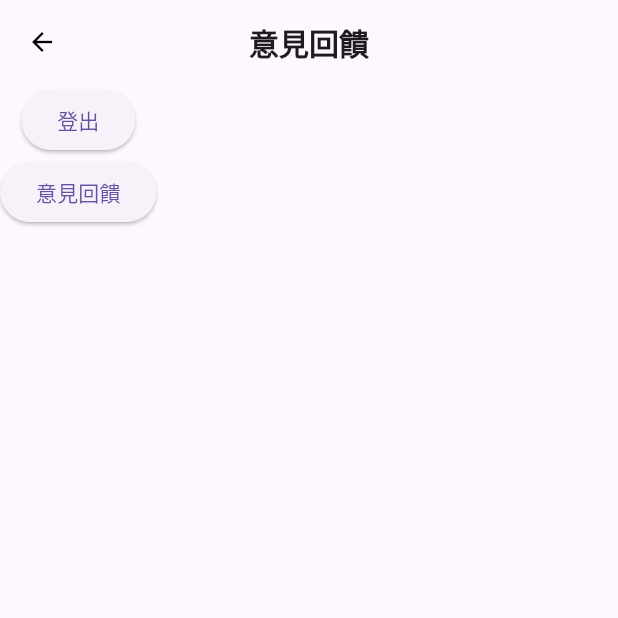
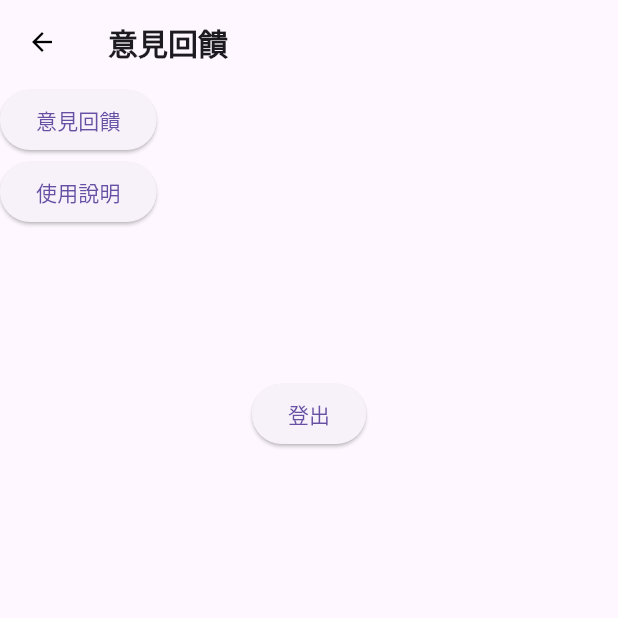
Before and after one commit to YunYunLife/Yunlife, a Flutter app: the setPage screen opened directly, on a phone screen of 412 x 824 dp, the top half of it. Run offline on Flutter 3.47's test engine with Material 3 defaults, Android fonts, the phone set to English and light mode, and no system bars; our stand-ins replace google_maps_flutter, location, permission_handler, speech_to_text, table_calendar; missing offline and left inert: flutter_polyline_points; network calls fail.

Commit message:
setpage頁面修改

```diff
--- a/yunLife/lib/Page/robot/homeRobotPage.dart
+++ b/yunLife/lib/Page/robot/homeRobotPage.dart
@@ -211,7 +211,7 @@ class _homeRobotPageState extends State<homeRobotPage> {
                       Column(
                         children: [
                           Container(
-                            height: 150,
+                            height: MediaQuery.of(context).size.height * 0.3,
                             decoration: BoxDecoration(
                               border: Border.all(color: Colors.brown),
                               borderRadius: BorderRadius.circular(8.0),
--- a/yunLife/lib/Page/set/setPage.dart
+++ b/yunLife/lib/Page/set/setPage.dart
@@ -1,4 +1,5 @@
 import 'package:flutter/material.dart';
+import 'package:flutter/widgets.dart';
 import 'package:http/http.dart' as http;
 import 'dart:convert';
 import 'package:yunLife/Page/login/loginPage.dart';
@@ -23,9 +24,10 @@ class _setPageState extends State<setPage> {
               fontWeight: FontWeight.bold,
             ),
           ),
-        centerTitle: true,
           leading: GestureDetector(
-        onTap: () {Navigator.pop(context);},
+            onTap: () {
+              Navigator.pop(context);
+            },
             child: Container(
               margin: EdgeInsets.all(10),
               width: 37,
@@ -38,23 +40,32 @@ class _setPageState extends State<setPage> {
             ),
           ),
         ),
-      body: Column(
-        children: [
+        body: Column(children: [
+          Row(mainAxisAlignment: MainAxisAlignment.start, children: [
+            ElevatedButton(
+                onPressed: () {
+                  _showInputDialog(context);
+                },
+                child: Text("意見回饋")),
+          ]),
+          Row(mainAxisAlignment: MainAxisAlignment.start, children: [
+            ElevatedButton(
+                onPressed: () {
+                  _showHowToUse(context);
+                },
+                child: Text("使用說明")),
+          ]),
+          SizedBox(
+            height: 100,
+          ),
           ElevatedButton(
             onPressed: () {
               Navigator.pop(context);
               Navigator.pop(context);
             },
             child: Text('登出'),
-          ),
-          ElevatedButton(
-              onPressed: () {
-                _showInputDialog(context);
-              },
-              child: Text("意見回饋"))
-        ],
-      ),
-    );
+          )
+        ]));
   }
 
   void _showInputDialog(BuildContext context) {
@@ -90,6 +101,18 @@ class _setPageState extends State<setPage> {
     );
   }
 
+  void _showHowToUse(BuildContext context) {
+    showDialog(
+      context: context,
+      builder: (BuildContext context) {
+        return AlertDialog(
+          title: Text("使用說明"),
+          content: Text("這是使用說明"),
+        );
+      },
+    );
+  }
+
   Future<void> _sendFeedback(String feedback) async {
     final String apiUrl = '$SERVER_IP/feedback';
 
--- a/yunLife/lib/home.dart
+++ b/yunLife/lib/home.dart
@@ -14,7 +14,7 @@ class HomePage extends StatefulWidget {
 }
 
 class _HomePageState extends State<HomePage> {
-  int _selectedIndex = 2;
+  int _selectedIndex = 4;
 
   void _onItemTapped(int index) {
     setState(() {
--- a/yunLife/lib/main.dart
+++ b/yunLife/lib/main.dart
@@ -5,6 +5,7 @@ import 'package:yunLife/Page/club/clubPage.dart';
 import 'package:yunLife/Page/login/loadPage.dart';
 import 'package:yunLife/Page/login/loginPage.dart';
 import 'package:yunLife/Page/map/mapPage.dart';
+import 'package:yunLife/Page/robot/homeRobotPage.dart';
 import 'package:yunLife/home.dart';
 
 
```
Also changed, not shown: yunLife/lib/Page/map/mapPage.dart (+88 -90 lines). Lines whose indentation alone changed are shown as unchanged.
